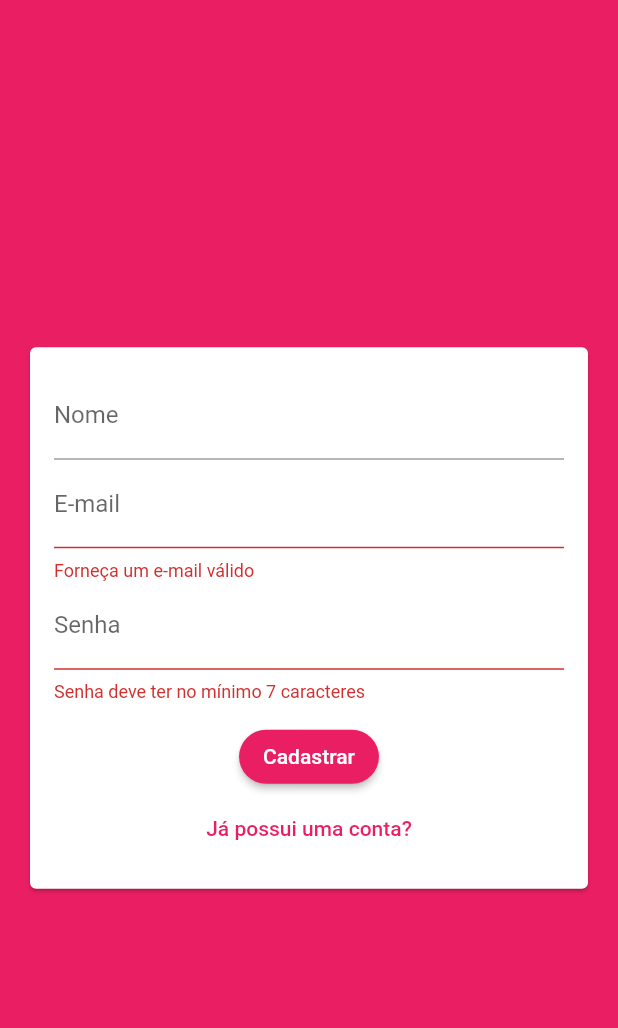
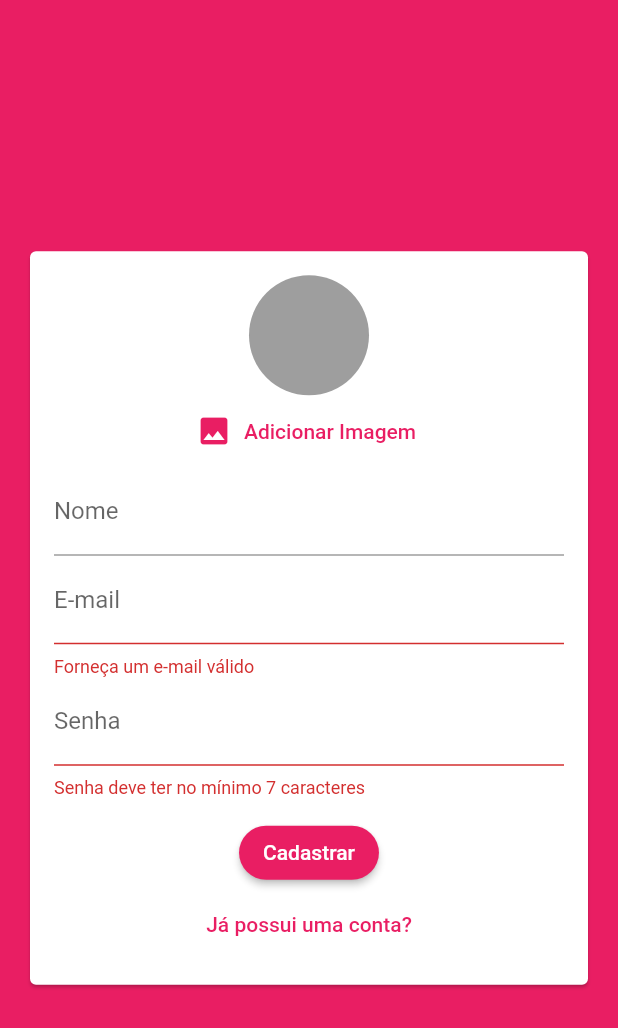
Before and after one commit to rodolforoc/my-chat, a Flutter app: the screen it shows after launch, after a tap on "Entrar", after a tap on "Criar uma nova conta?", on a phone screen of 412 x 824 dp. Shown: the top 1028 px of the screen. Run offline on Flutter 3.47's test engine with Material 2 defaults, Android fonts, the phone set to English and light mode, and no system bars; our stand-ins replace cloud_firestore, firebase_auth, firebase_storage, image_picker; accounts and stored records are empty.

Commit message:
upload image on firebase

```diff
--- a/lib/models/auth_data.dart
+++ b/lib/models/auth_data.dart
@@ -1,9 +1,12 @@
+import 'dart:io';
+
 enum AuthMode { LOGIN, SIGNUP }
 
 class AuthData {
   String name;
   String email;
   String password;
+  File image;
   AuthMode _mode = AuthMode.LOGIN;
 
   bool get isSignup {
--- a/lib/widgets/auth_form.dart
+++ b/lib/widgets/auth_form.dart
@@ -1,5 +1,8 @@
+import 'dart:io';
+
 import 'package:flutter/material.dart';
 import 'package:myChat/models/auth_data.dart';
+import 'package:myChat/widgets/user_image_picker.dart';
 
 class AuthForm extends StatefulWidget {
   final void Function(AuthData authData) onSubmit;
@@ -18,9 +21,23 @@ class _AuthFormState extends State<AuthForm> {
     bool isValid = _formKey.currentState.validate();
     FocusScope.of(context).unfocus();
 
+    if (_authData.image == null && _authData.isSignup) {
+      Scaffold.of(context).showSnackBar(
+        SnackBar(
+          content: Text('Precisamos da sua foto!'),
+          backgroundColor: Theme.of(context).errorColor,
+        ),
+      );
+      return;
+    }
+
     if (isValid) {
       widget.onSubmit(_authData);
     }
+  }
+
+  void _handlePickedImage(File image) {
+    _authData.image = image;
   }
 
   @override
@@ -35,6 +52,7 @@ class _AuthFormState extends State<AuthForm> {
               key: _formKey,
               child: Column(
                 children: [
+                  if (_authData.isSignup) UserImagePicker(_handlePickedImage),
                   if (_authData.isSignup)
                     TextFormField(
                       key: ValueKey('name'),
--- /dev/null
+++ b/lib/widgets/user_image_picker.dart
@@ -0,0 +1,59 @@
+import 'dart:io';
+
+import 'package:flutter/material.dart';
+import 'package:image_picker/image_picker.dart';
+
+class UserImagePicker extends StatefulWidget {
+  final Function(File pickedImage) onImagePick;
+
+  UserImagePicker(this.onImagePick);
+
+  @override
+  _UserImagePickerState createState() => _UserImagePickerState();
+}
+
+class _UserImagePickerState extends State<UserImagePicker> {
+  File _pickedImageFile;
+
+  Future<void> _pickImage() async {
+    final picker = ImagePicker();
+    final pickedImage = await picker.getImage(
+      source: ImageSource.camera,
+      imageQuality: 50,
+      maxWidth: 150,
+    );
+
+    setState(() {
+      _pickedImageFile = File(pickedImage.path);
+    });
+
+    widget.onImagePick(_pickedImageFile);
+  }
+
+  @override
+  Widget build(BuildContext context) {
+    return Column(
+      children: [
+        CircleAvatar(
+          radius: 40,
+          backgroundColor: Colors.grey,
+          backgroundImage:
+              _pickedImageFile != null ? FileImage(_pickedImageFile) : null,
+        ),
+        FlatButton.icon(
+          icon: Icon(
+            Icons.image,
+            color: Theme.of(context).primaryColor,
+          ),
+          label: Text(
+            'Adicionar Imagem',
+            style: TextStyle(
+              color: Theme.of(context).primaryColor,
+            ),
+          ),
+          onPressed: _pickImage,
+        ),
+      ],
+    );
+  }
+}
--- a/pubspec.yaml
+++ b/pubspec.yaml
@@ -25,6 +25,8 @@ dependencies:
     sdk: flutter
   cloud_firestore: ^0.13.7
   firebase_auth: ^0.16.1
+  image_picker: ^0.6.7+4
+  firebase_storage: ^3.1.6
 
 
   # The following adds the Cupertino Icons font to your application.
```
Also changed, not shown: lib/screens/auth_screen.dart (+12 -0 lines), pubspec.lock.
